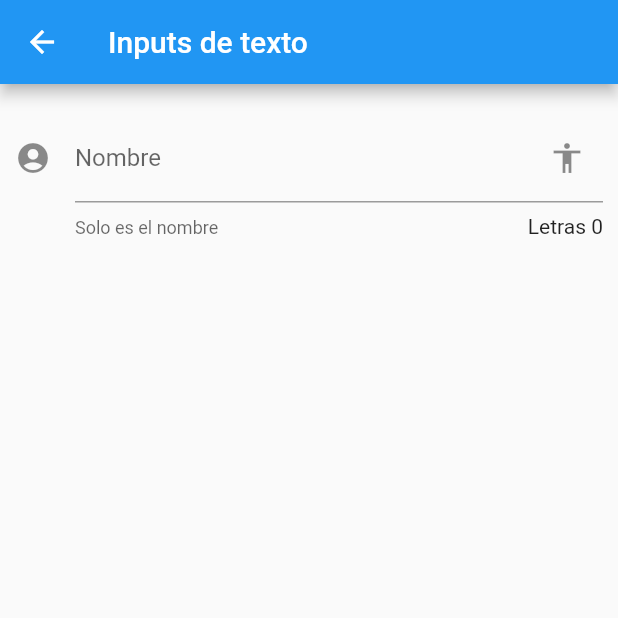
After one commit to programacionparaaprender/flutter, a Flutter app: the InputPage screen opened by its route, on a phone screen of 412 x 824 dp, the top half of it. The commit adds this screen. Run offline on Flutter 3.47's test engine with Material 2 defaults, Android fonts, the phone set to English and light mode, and no system bars; our stand-ins replace google_maps_flutter.

Commit message:
google maps con flutter

```diff
--- a/proyecto1/data/menu_opts.json
+++ b/proyecto1/data/menu_opts.json
@@ -15,6 +15,21 @@
             "ruta" : "card",
             "icon" : "folder_open",
             "texto": "Cards - Tarjetas"
+        },
+        {
+            "ruta" : "animatedContainer",
+            "icon" : "donut_large",
+            "texto": "Animated Container"
+        },
+        {
+            "ruta" : "inputs",
+            "icon" : "input",
+            "texto": "Inputs"
+        },
+        {
+            "ruta" : "google_maps",
+            "icon" : "google_maps",
+            "texto": "Google maps"
         }
     ]
 }
--- /dev/null
+++ b/proyecto1/lib/src/pages/input_page.dart
@@ -0,0 +1,37 @@
+import 'package:flutter/material.dart';
+
+class InputPage extends StatefulWidget {
+  @override
+  _InputPageState createState() => _InputPageState();
+}
+
+class _InputPageState extends State<InputPage> {
+  @override
+  Widget build(BuildContext context){
+    return Scaffold(
+      appBar: AppBar(
+        title: Text('Inputs de texto'),
+
+      ),
+      body: ListView(
+        padding: EdgeInsets.symmetric(horizontal: 10.0, vertical: 20.0),
+        children: <Widget>[
+          _crearInput(),
+        ],
+      )
+    );
+  }
+  Widget _crearInput(){
+    return TextField(
+        textCapitalization: TextCapitalization.sentences,
+        decoration: InputDecoration(
+          counter: Text('Letras 0'),
+          hintText: 'Nombre de la persona',
+          labelText: 'Nombre',
+          helperText: 'Solo es el nombre',
+          suffixIcon: Icon(Icons.accessibility),
+          icon: Icon(Icons.account_circle)
+        ),
+    );
+  }
+  }
--- a/proyecto1/lib/src/routes/routes.dart
+++ b/proyecto1/lib/src/routes/routes.dart
@@ -3,6 +3,10 @@ import 'package:proyecto1/src/pages/home_page.dart';
 import 'package:proyecto1/src/pages/alert_page.dart';
 import 'package:proyecto1/src/pages/avatar_page.dart';
 import 'package:proyecto1/src/pages/card_page.dart';
+import 'package:proyecto1/src/pages/animated_container.dart';
+import 'package:proyecto1/src/pages/input_page.dart';
+import 'package:proyecto1/src/pages/google_map_page.dart';
+
 
 
 Map<String, WidgetBuilder> getApplicationRoutes(){
@@ -11,5 +15,9 @@ Map<String, WidgetBuilder> getApplicationRoutes(){
         'alert':(BuildContext context) => AlertPage(),
         'avatar':(BuildContext context) => AvatarPage(),
         'card':(BuildContext context) => CardPage(),
+        'animatedContainer':(BuildContext context) => AnimatedContainerPage(),
+        'inputs':(BuildContext context) => InputPage(),
+        'google_maps':(BuildContext context) => GoogleMapPage(),
+
   };
 }
--- a/proyecto1/lib/src/utils/icono_string_util.dart
+++ b/proyecto1/lib/src/utils/icono_string_util.dart
@@ -5,7 +5,10 @@ import 'package:flutter/material.dart';
 final _icons = <String, IconData>{
   "add_alert":Icons.add_alert,
   "accessibility":Icons.accessibility,
-  "folder_open":Icons.folder_open
+  "folder_open":Icons.folder_open,
+  "donut_large":Icons.donut_large,
+  "input":Icons.input,
+  "google_maps":Icons.map,
 };
 
 Icon getIcon(String nombreIcono){
--- a/proyecto1/pubspec.yaml
+++ b/proyecto1/pubspec.yaml
@@ -21,17 +21,19 @@ environment:
   sdk: ">=2.7.0 <3.0.0"
 
 dependencies:
+
   flutter:
     sdk: flutter
-
 
   # The following adds the Cupertino Icons font to your application.
   # Use with the CupertinoIcons class for iOS style icons.
   cupertino_icons: ^0.1.3
+  google_maps_flutter: ^1.0.3
 
 dev_dependencies:
   flutter_test:
     sdk: flutter
+
 
 # For information on the generic Dart part of this file, see the
 # following page: https://dart.dev/tools/pub/pubspec
```
Also changed, not shown: proyecto1/lib/src/pages/animated_container.dart (added, +51 -0 lines), proyecto1/lib/src/pages/google_map_page.dart (added, +101 -0 lines), flutter_vs/pubspec.lock, proyecto1/assets/cereza.png (added), proyecto1/pubspec.lock, 2 other files.
